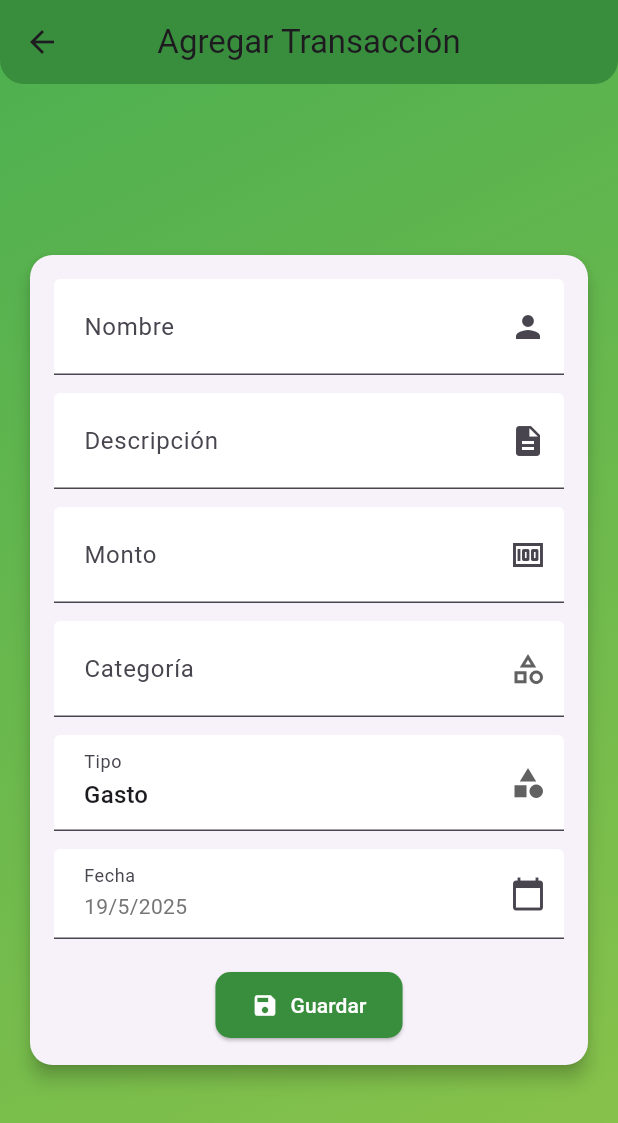
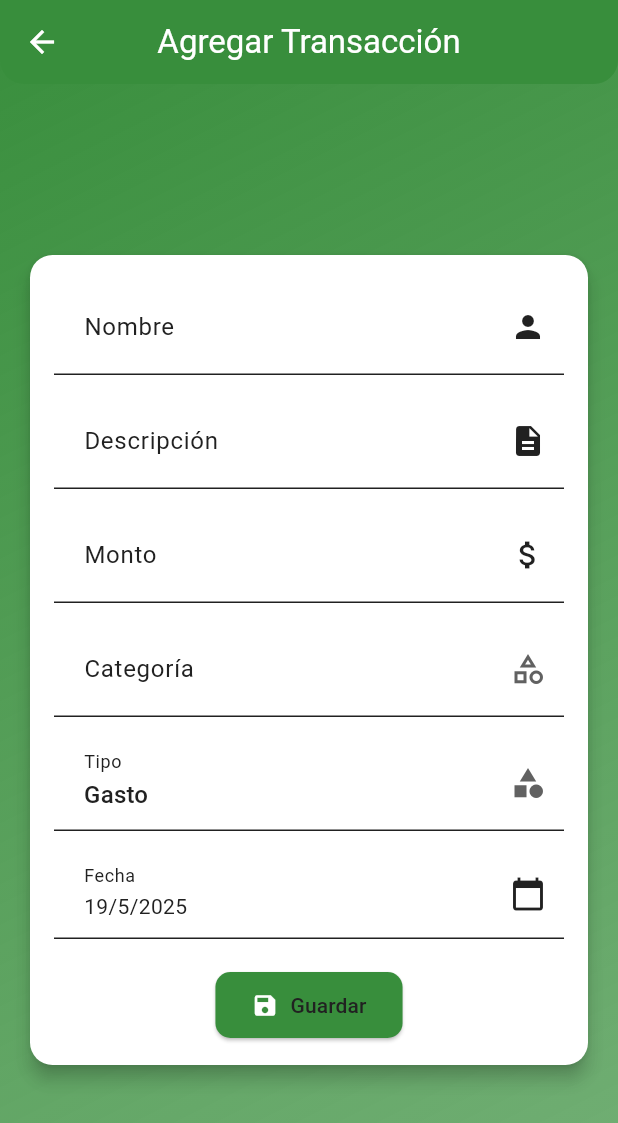
Before and after one commit to JazminHeredia/MyWallet-Ahora-si, a Flutter app: the TransactionView screen opened by its route, on a phone screen of 412 x 824 dp. Shown: the top 1123 px of the screen. Run offline on Flutter 3.47's test engine with Material 3 defaults, Android fonts, the phone set to English and light mode, and no system bars; our stand-ins replace cloud_firestore, firebase_auth, firebase_core, fl_chart, go_router, google_sign_in; accounts and stored records are empty.

Commit message:
Cochinero de jaz

```diff
--- a/lib/config/router/list_router.dart
+++ b/lib/config/router/list_router.dart
@@ -1,5 +1,6 @@
 import 'package:go_router/go_router.dart';
 import 'package:my_wallet/view/views_list.dart';
+import 'package:my_wallet/view/views/personalize_view.dart';
 
 final List<RouteBase> routes = [
   GoRoute(
@@ -37,4 +38,9 @@ final List<RouteBase> routes = [
     name: 'LoginView',
     builder: (context, state) => LoginScreen(),
   ),
+  GoRoute(
+    path: '/personalize',
+    name: 'PersonalizeView',
+    builder: (context, state) => const PersonalizeView(),
+  ),
 ];
--- a/lib/config/theme/app_theme.dart
+++ b/lib/config/theme/app_theme.dart
@@ -2,23 +2,54 @@
 import 'package:flutter/material.dart';
 import 'app_colors.dart';
 
-ThemeData appTheme = ThemeData(
-  primaryColor: AppColors.primary,
-  scaffoldBackgroundColor: AppColors.background,
-  textTheme: TextTheme(
-    bodyLarge: TextStyle(color: AppColors.textPrimary),
-    bodyMedium: TextStyle(color: AppColors.textSecondary),
-  ),
-  // Otros estilos si quieres
-);
+// Paleta de verdes personalizada para toda la app
+const Color primaryGreen = Color(0xFF388E3C); // Verde principal
+const Color secondaryGreen = Color(0xFF66BB6A); // Verde secundario
+const Color backgroundGreen = Color(0xFFF1F8E9); // Fondo claro
+const Color darkGreen = Color(0xFF1B5E20); // Verde oscuro para dark mode
 
-class ThemeProvider with ChangeNotifier {
-  bool _isDarkMode = false;
+class AppTheme {
+  final bool isDarkMode;
+  final Color primaryColor;
 
-  bool get isDarkMode => _isDarkMode;
+  AppTheme({
+    this.isDarkMode = false,
+    this.primaryColor = primaryGreen,
+  });
 
-  void toggleTheme() {
-    _isDarkMode = !_isDarkMode;
-    notifyListeners();
-  }
+  ThemeData getTheme() => ThemeData(
+        useMaterial3: true,
+        brightness: isDarkMode ? Brightness.dark : Brightness.light,
+        primaryColor: primaryColor,
+        scaffoldBackgroundColor: isDarkMode ? Colors.black : Colors.white,
+        appBarTheme: AppBarTheme(
+          backgroundColor: isDarkMode ? Colors.black : primaryColor,
+          foregroundColor: Colors.white,
+          iconTheme: const IconThemeData(color: Colors.white),
+          centerTitle: false,
+        ),
+        drawerTheme: DrawerThemeData(
+          backgroundColor: isDarkMode ? Colors.black : AppColors.background,
+        ),
+        colorScheme: ColorScheme(
+          brightness: isDarkMode ? Brightness.dark : Brightness.light,
+          primary: primaryColor,
+          onPrimary: Colors.white,
+          secondary: primaryColor,
+          onSecondary: Colors.white,
+          error: Colors.red,
+          onError: Colors.white,
+          surface: isDarkMode ? Colors.black : Colors.white,
+          onSurface: isDarkMode ? Colors.white : AppColors.textPrimary,
+        ),
+        textTheme: TextTheme(
+          bodyLarge: TextStyle(color: isDarkMode ? Colors.white : AppColors.textPrimary),
+          bodyMedium: TextStyle(color: isDarkMode ? Colors.white70 : AppColors.textSecondary),
+        ),
+      );
+
+  AppTheme copyWith({bool? isDarkMode, Color? primaryColor}) => AppTheme(
+        isDarkMode: isDarkMode ?? this.isDarkMode,
+        primaryColor: primaryColor ?? this.primaryColor,
+      );
 }
--- /dev/null
+++ b/lib/providers/theme_provider.dart
@@ -0,0 +1,20 @@
+import 'package:flutter/material.dart';
+import 'package:my_wallet/config/theme/app_theme.dart';
+
+class ThemeProvider extends ChangeNotifier {
+  AppTheme _appTheme = AppTheme();
+
+  ThemeData get themeData => _appTheme.getTheme();
+  bool get isDarkMode => _appTheme.isDarkMode;
+  Color get primaryColor => _appTheme.primaryColor;
+
+  void toggleTheme() {
+    _appTheme = _appTheme.copyWith(isDarkMode: !_appTheme.isDarkMode);
+    notifyListeners();
+  }
+
+  void setPrimaryColor(Color color) {
+    _appTheme = _appTheme.copyWith(primaryColor: color);
+    notifyListeners();
+  }
+}
--- a/lib/view/views/activity_view.dart
+++ b/lib/view/views/activity_view.dart
@@ -26,20 +26,20 @@ class _TransactionViewState extends State<TransactionView> {
   @override
   Widget build(BuildContext context) {
     return Container(
-      decoration: const BoxDecoration(
+      decoration: BoxDecoration(
         gradient: LinearGradient(
           begin: Alignment.topLeft,
           end: Alignment.bottomRight,
-          colors: [Colors.green, Colors.lightGreen],
+          colors: [Theme.of(context).colorScheme.primary, Theme.of(context).colorScheme.primary.withOpacity(0.7)],
         ),
       ),
       child: Scaffold(
         backgroundColor: Colors.transparent,
         appBar: AppBar(
           centerTitle: true,
-          backgroundColor: Colors.green[700],
+          backgroundColor: Theme.of(context).colorScheme.primary,
           elevation: 0,
-          title: const Text('Agregar Transacción'),
+          title: Text('Agregar Transacción', style: TextStyle(color: Theme.of(context).appBarTheme.foregroundColor)),
           leading: IconButton(
             icon: const Icon(Icons.arrow_back),
             onPressed: () {
@@ -69,63 +69,60 @@ class _TransactionViewState extends State<TransactionView> {
                       children: [
                         TextFormField(
                           controller: _controller.nameController,
-                          decoration: const InputDecoration(
+                          decoration: InputDecoration(
                             labelText: 'Nombre',
+                            labelStyle: TextStyle(color: Theme.of(context).textTheme.bodyLarge?.color),
                             filled: true,
-                            fillColor: Colors.white,
-                            suffixIcon: Icon(Icons.person),
-                            contentPadding: EdgeInsets.symmetric(vertical: 12, horizontal: 16),
+                            fillColor: Theme.of(context).cardColor,
+                            suffixIcon: const Icon(Icons.person),
+                            contentPadding: const EdgeInsets.symmetric(vertical: 12, horizontal: 16),
                           ),
+                          style: TextStyle(color: Theme.of(context).textTheme.bodyLarge?.color),
                           validator: (value) =>
                               value!.isEmpty ? 'Por favor ingresa un nombre' : null,
                         ),
                         const SizedBox(height: 12),
                         TextFormField(
                           controller: _controller.descriptionController,
-                          decoration: const InputDecoration(
+                          decoration: InputDecoration(
                             labelText: 'Descripción',
+                            labelStyle: TextStyle(color: Theme.of(context).textTheme.bodyLarge?.color),
                             filled: true,
-                            fillColor: Colors.white,
-                            suffixIcon: Icon(Icons.description),
-                            contentPadding: EdgeInsets.symmetric(vertical: 12, horizontal: 16),
+                            fillColor: Theme.of(context).cardColor,
+                            suffixIcon: const Icon(Icons.description),
+                            contentPadding: const EdgeInsets.symmetric(vertical: 12, horizontal: 16),
                           ),
+                          style: TextStyle(color: Theme.of(context).textTheme.bodyLarge?.color),
                         ),
                         const SizedBox(height: 12),
                         TextFormField(
                           controller: _controller.amountController,
                           keyboardType: TextInputType.number,
-                          decoration: const InputDecoration(
+                          decoration: InputDecoration(
                             labelText: 'Monto',
+                            labelStyle: TextStyle(color: Theme.of(context).textTheme.bodyLarge?.color),
                             filled: true,
-                            fillColor: Colors.white,
-                            suffixIcon: Icon(Icons.money),
-                            contentPadding: EdgeInsets.symmetric(vertical: 12, horizontal: 16),
+                            fillColor: Theme.of(context).cardColor,
+                            suffixIcon: const Icon(Icons.attach_money),
+                            contentPadding: const EdgeInsets.symmetric(vertical: 12, horizontal: 16),
                           ),
-                          validator: (value) {
-                            if (value == null || value.isEmpty) {
-                              return 'Por favor ingresa un monto';
-                            }
-                            final parsed = double.tryParse(value.trim());
-                            if (parsed == null || parsed <= 0) {
-                              return 'Ingresa un monto válido mayor a 0';
-                            }
-                            return null;
-                          },
+                          style: TextStyle(color: Theme.of(context).textTheme.bodyLarge?.color),
                         ),
                         const SizedBox(height: 12),
                         DropdownButtonFormField<String>(
                           value: _controller.selectedCategory,
-                          decoration: const InputDecoration(
+                          decoration: InputDecoration(
                             labelText: 'Categoría',
+                            labelStyle: TextStyle(color: Theme.of(context).textTheme.bodyLarge?.color),
                             filled: true,
-                            fillColor: Colors.white,
-                            suffixIcon: Icon(Icons.category_outlined),
-                            contentPadding: EdgeInsets.symmetric(vertical: 12, horizontal: 16),
+                            fillColor: Theme.of(context).cardColor,
+                            suffixIcon: const Icon(Icons.category_outlined),
+                            contentPadding: const EdgeInsets.symmetric(vertical: 12, horizontal: 16),
                           ),
                           items: _controller.getAllCategories()
                               .map((category) => DropdownMenuItem(
                                     value: category,
-                                    child: Text(category),
+                                    child: Text(category, style: TextStyle(color: Theme.of(context).textTheme.bodyLarge?.color)),
                                   ))
                               .toList(),
                           onChanged: (value) {
@@ -139,17 +136,18 @@ class _TransactionViewState extends State<TransactionView> {
                         const SizedBox(height: 12),
                         DropdownButtonFormField<String>(
                           value: _controller.selectedType,
-                          decoration: const InputDecoration(
+                          decoration: InputDecoration(
                             labelText: 'Tipo',
+                            labelStyle: TextStyle(color: Theme.of(context).textTheme.bodyLarge?.color),
                             filled: true,
-                            fillColor: Colors.white,
-                            suffixIcon: Icon(Icons.category),
-                            contentPadding: EdgeInsets.symmetric(vertical: 12, horizontal: 16),
+                            fillColor: Theme.of(context).cardColor,
+                            suffixIcon: const Icon(Icons.category),
+                            contentPadding: const EdgeInsets.symmetric(vertical: 12, horizontal: 16),
                           ),
                           items: ['Gasto', 'Ingreso']
                               .map((type) => DropdownMenuItem(
                                     value: type,
-                                    child: Text(type),
+                                    child: Text(type, style: TextStyle(color: Theme.of(context).textTheme.bodyLarge?.color)),
                                   ))
                               .toList(),
                           onChanged: (value) {
@@ -165,18 +163,20 @@ class _TransactionViewState extends State<TransactionView> {
                             setState(() {}); // Actualizar la vista al cambiar la fecha
                           },
                           child: InputDecorator(
-                            decoration: const InputDecoration(
+                            decoration: InputDecoration(
                               labelText: 'Fecha',
+                              labelStyle: TextStyle(color: Theme.of(context).textTheme.bodyLarge?.color),
                               filled: true,
-                              fillColor: Colors.white,
-                              suffixIcon: Icon(Icons.calendar_today),
-                              contentPadding: EdgeInsets.symmetric(vertical: 12, horizontal: 16),
+                              fillColor: Theme.of(context).cardColor,
+                              suffixIcon: const Icon(Icons.calendar_today),
+                              contentPadding: const EdgeInsets.symmetric(vertical: 12, horizontal: 16),
                             ),
                             child: Row(
                               mainAxisAlignment: MainAxisAlignment.spaceBetween,
                               children: [
                                 Text(
                                   '${_controller.selectedDate.day}/${_controller.selectedDate.month}/${_controller.selectedDate.year}',
+                                  style: TextStyle(color: Theme.of(context).textTheme.bodyLarge?.color),
                                 ),
                               ],
                             ),
@@ -185,8 +185,8 @@ class _TransactionViewState extends State<TransactionView> {
                         const SizedBox(height: 20),
                         ElevatedButton.icon(
                           style: ElevatedButton.styleFrom(
-                            backgroundColor: Colors.green[700],
-                            foregroundColor: Colors.white,
+                            backgroundColor: Theme.of(context).colorScheme.primary,
+                            foregroundColor: Theme.of(context).colorScheme.onPrimary,
                             padding: const EdgeInsets.symmetric(horizontal: 24, vertical: 12),
                             shape: RoundedRectangleBorder(
                               borderRadius: BorderRadius.circular(10),
@@ -194,7 +194,7 @@ class _TransactionViewState extends State<TransactionView> {
                           ),
                           onPressed: () => _controller.saveTransaction(context),
                           icon: const Icon(Icons.save),
-                          label: const Text('Guardar'),
+                          label: Text('Guardar', style: TextStyle(color: Theme.of(context).textTheme.bodyLarge?.color)),
                         ),
                       ],
                     ),
--- a/lib/view/views/expense_trends.dart
+++ b/lib/view/views/expense_trends.dart
@@ -106,7 +106,7 @@ class _ExpenseTrendsState extends State<ExpenseTrends> {
       return Scaffold(
         appBar: AppBar(
           centerTitle: true,
-          backgroundColor: Colors.green[700],
+          backgroundColor: Theme.of(context).colorScheme.primary,
           elevation: 0,
           title: const Text('Tendencias de Gastos'),
           leading: IconButton(
@@ -130,7 +130,7 @@ class _ExpenseTrendsState extends State<ExpenseTrends> {
     return Scaffold(
       appBar: AppBar(
           centerTitle: true,
-          backgroundColor: Colors.green[700],
+          backgroundColor: Theme.of(context).colorScheme.primary,
           elevation: 0,
           title: const Text('Tendencias de Gastos'),
           leading: IconButton(
--- a/lib/view/views/settings_view.dart
+++ b/lib/view/views/settings_view.dart
@@ -1,6 +1,6 @@
 import 'package:flutter/material.dart';
 import 'package:provider/provider.dart';
-import 'package:my_wallet/config/theme/app_theme.dart'; // Asegúrate de tener el ThemeProvider
+import 'package:my_wallet/providers/theme_provider.dart'; // Importa el ThemeProvider correcto
 
 class SettingsScreen extends StatelessWidget {
   const SettingsScreen({super.key});
```
Also changed, not shown: lib/main.dart (+13 -6 lines), lib/view/views/budget_view.dart (+9 -9 lines), lib/view/views/categories_view.dart (+5 -5 lines), lib/view/views/home_view.dart (+56 -72 lines), lib/view/views/personalize_view.dart (added, +42 -0 lines), lib/view/views/widgets/custom_appbar.dart (+40 -17 lines), 125 other files.
